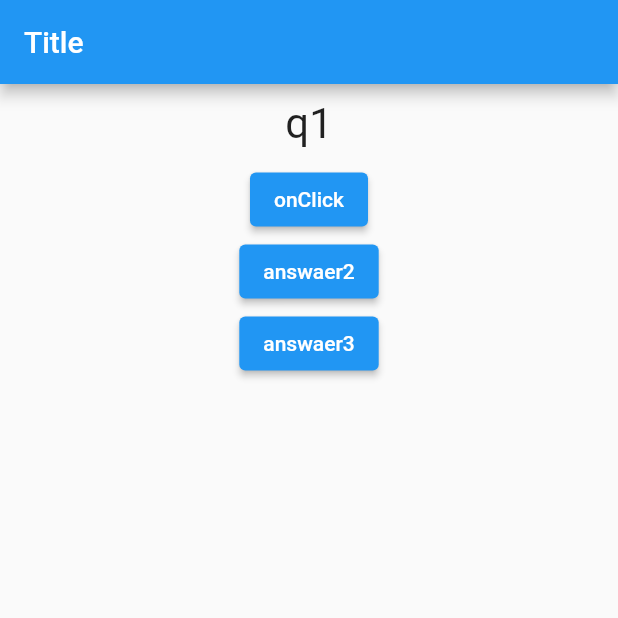
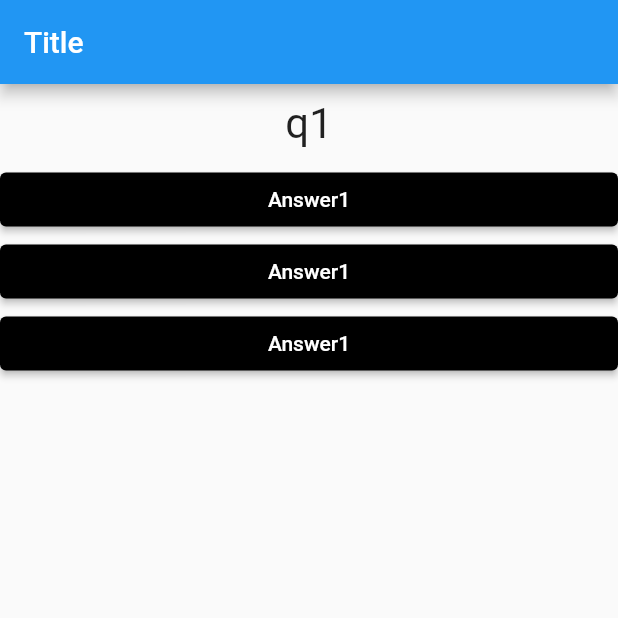
Before and after one commit to Cutter72/flutter-01, a Flutter app: the screen it shows after launch, on a phone screen of 412 x 824 dp, the top half of it. Run offline on Flutter 3.47's test engine with Material 2 defaults, Android fonts, the phone set to English and light mode, and no system bars.

Commit message:
Day 3 answer.dart created

```diff
--- /dev/null
+++ b/lib/answer.dart
@@ -0,0 +1,20 @@
+import 'package:flutter/material.dart';
+
+class Answer extends StatelessWidget {
+  final VoidCallback _onPressed;
+
+  Answer(this._onPressed);
+
+  @override
+  Widget build(BuildContext context) {
+    return Container(
+        width: double.infinity,
+        child: ElevatedButton(
+          style: ButtonStyle(
+            backgroundColor: MaterialStateColor.resolveWith((states) => Colors.black),
+          ),
+          child: Text('Answer1'),
+          onPressed: _onPressed,
+        ));
+  }
+}
--- a/lib/main.dart
+++ b/lib/main.dart
@@ -1,4 +1,5 @@
 import 'package:flutter/material.dart';
+import 'package:flutter_01/answer.dart';
 import 'package:flutter_01/question.dart';
 
 void main() => runApp(MyApp());
@@ -16,7 +17,7 @@ class _MyAppState extends State<MyApp> {
   final _questions = ["q1", "q2", "q3"];
   var _qIndex = 0;
 
-  Function()? onClick(msg) {
+  VoidCallback onClick(String msg) {
     return () {
       print("onClick!");
       print(msg);
@@ -35,18 +36,9 @@ class _MyAppState extends State<MyApp> {
       ),
       body: Column(children: <Widget>[
         Question(_questions[_qIndex]),
-        ElevatedButton(
-          onPressed: onClick("msg"),
-          child: Text("onClick"),
-        ),
-        ElevatedButton(
-          onPressed: () => print("clicked! 2"),
-          child: Text("answaer2"),
-        ),
-        ElevatedButton(
-          onPressed: () => print("clicked! 3"),
-          child: Text("answaer3"),
-        ),
+        Answer(onClick("Answer 1")),
+        Answer(onClick("Answer 2")),
+        Answer(onClick("Answer 3")),
       ]),
     ));
   }
```
